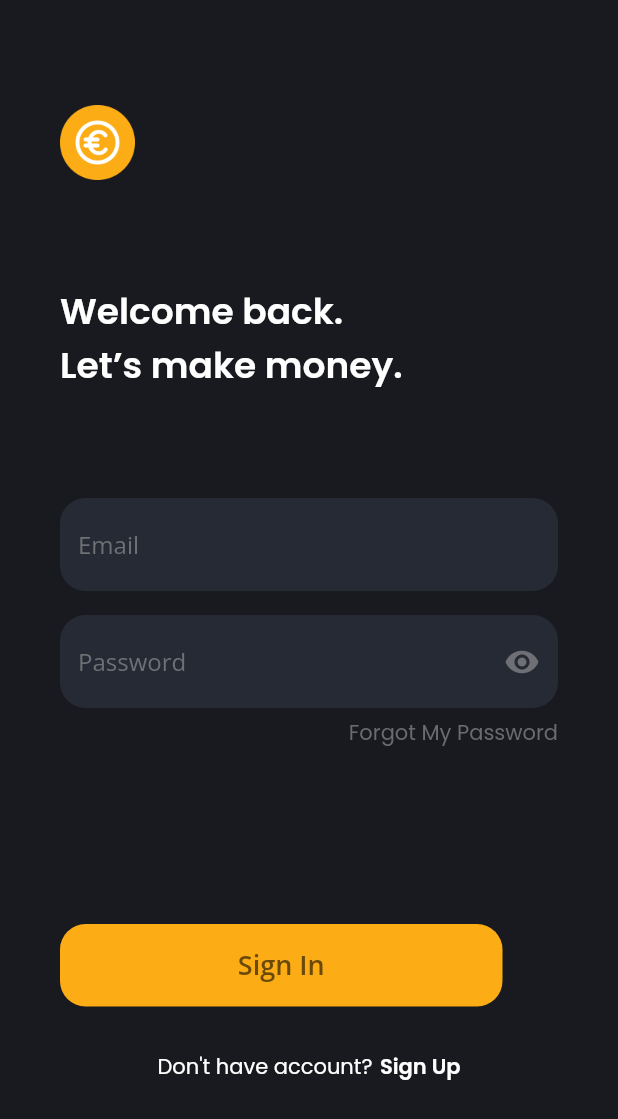
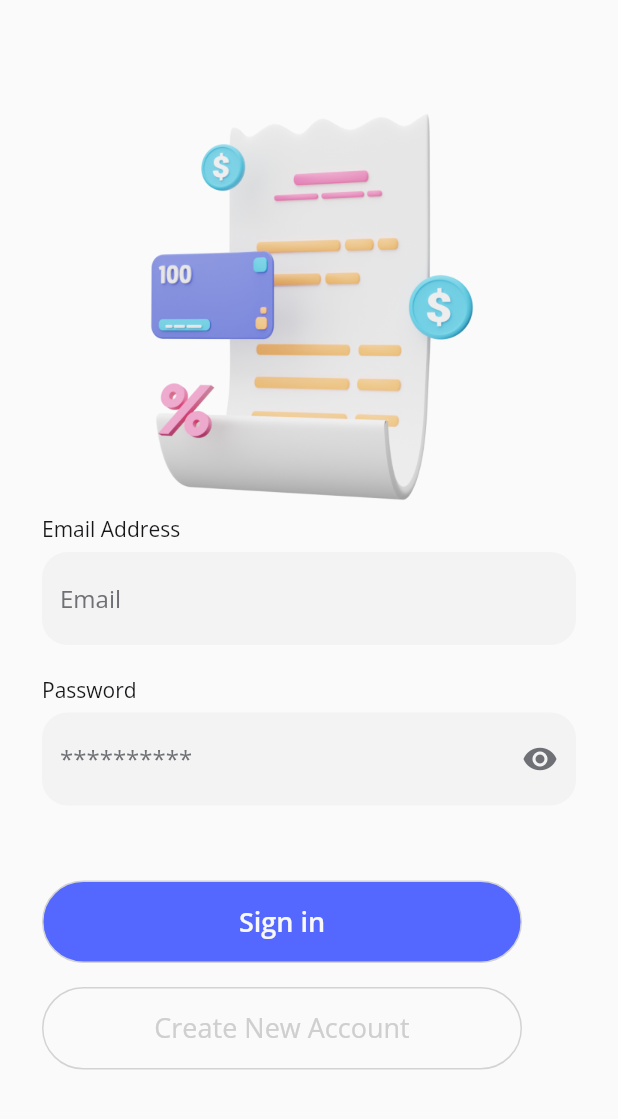
Before and after one commit to khoir-roni/SevenDaysChallange, a Flutter app: the screen it shows after launch, on a phone screen of 412 x 824 dp. Shown: the top 1119 px of the screen. Run offline on Flutter 3.47's test engine with Material 2 defaults, Android fonts, the light colour scheme and no system bars; our stand-ins replace google_fonts.

Commit message:
Sign in Tema terang

```diff
--- a/lib/designSystem/widget_fonts.dart
+++ b/lib/designSystem/Thames.dart
@@ -12,3 +12,15 @@ TextStyle SubTitle = GoogleFonts.poppins(
   fontSize: 16,
   fontWeight: FontWeight.normal,
 );
+
+TextStyle SignInTextStyle = GoogleFonts.openSans(
+  color: Color(0xffF8F8F8),
+  fontSize: 18,
+  fontWeight: FontWeight.w600,
+);
+
+TextStyle NewAccountTextStyle = GoogleFonts.openSans(
+  color: Color(0xFFCFCFCF),
+  fontSize: 18,
+  fontWeight: FontWeight.normal,
+);
--- a/lib/main.dart
+++ b/lib/main.dart
@@ -3,6 +3,7 @@ import 'package:seven_day/pages/first_splast.dart';
 import 'package:seven_day/pages/fist_singin.dart';
 import 'package:seven_day/pages/get_started_page.dart';
 import 'package:seven_day/pages/second_splash.dart';
+import 'package:seven_day/pages/v2_first_sign_in.dart';
 import 'package:seven_day/pages/v2_get_started_screen.dart';
 
 void main() => runApp(SevenDays());
@@ -14,7 +15,7 @@ class SevenDays extends StatelessWidget {
     return MaterialApp(
       debugShowCheckedModeBanner: false,
       title: 'Flutter Demo',
-      home: FIstSignin(),
+      home: BrightSignIn(),
     );
   }
 }
--- a/lib/pages/fist_singin.dart
+++ b/lib/pages/fist_singin.dart
@@ -118,6 +118,7 @@ class FIstSignin extends StatelessWidget {
                   backgroundColor: Color(0xffFCAC15),
                   shape: RoundedRectangleBorder(
                     borderRadius: BorderRadius.circular(17),
+
                   ),
                 ),
                 child: Text(
--- a/lib/pages/get_started_page.dart
+++ b/lib/pages/get_started_page.dart
@@ -1,5 +1,5 @@
 import 'package:flutter/material.dart';
-import 'package:seven_day/designSystem/widget_fonts.dart';
+import 'package:seven_day/designSystem/Thames.dart';
 
 class GetStartedPage extends StatelessWidget {
   @override
--- /dev/null
+++ b/lib/pages/v2_first_sign_in.dart
@@ -0,0 +1,115 @@
+import 'package:flutter/material.dart';
+import 'package:google_fonts/google_fonts.dart';
+import 'package:seven_day/designSystem/Thames.dart';
+
+class BrightSignIn extends StatelessWidget {
+  // widget form isian
+  Widget formText(String label, String hint) {
+    return Column(
+      crossAxisAlignment: CrossAxisAlignment.start,
+      children: [
+        Text(
+          label,
+          style: GoogleFonts.openSans(
+            color: Color(0xff17171A),
+            fontSize: 14,
+          ),
+        ),
+        SizedBox(
+          height: 6,
+        ),
+        TextField(
+          obscureText: label == 'Password' ? true : false,
+          style: GoogleFonts.openSans(
+              textStyle: TextStyle(
+            fontSize: 14,
+            color: Color(0xFF000000),
+          )),
+          decoration: InputDecoration(
+            fillColor: Color(0xffF3F3F3),
+            filled: true,
+            border: OutlineInputBorder(
+              borderRadius: BorderRadius.circular(17),
+              borderSide: BorderSide.none,
+            ),
+            // labelText: 'Email',
+            hintText: hint,
+            hintStyle: GoogleFonts.openSans(
+              textStyle: TextStyle(
+                color: Color(0xff6F7075),
+                fontSize: 16,
+              ),
+            ),
+            suffixIcon: label == 'Password'
+                ? Icon(
+                    Icons.visibility,
+                    color: Color(0xff6F7075),
+                  )
+                : null,
+            hoverColor: Color(0xffFFFFFF),
+          ),
+        ),
+      ],
+    );
+  }
+
+// Widget tombol
+  Widget btnWidget(style, text, color) {
+    return Container(
+      height: 55,
+      width: 320,
+      decoration: BoxDecoration(
+        borderRadius: BorderRadius.circular(60.0),
+        color: Color(color),
+        border: Border.all(
+          color: Color(0xffD3D3D3),
+          width: 1,
+        ),
+      ),
+      child: Center(
+          child: Text(
+        text,
+        style: style,
+      )),
+    );
+  }
+
+  @override
+  Widget build(BuildContext context) {
+    return Scaffold(
+      body: SingleChildScrollView(
+        child: Padding(
+          padding: const EdgeInsets.only(
+            top: 64,
+            left: 28,
+            right: 28,
+          ),
+          child: Column(
+            crossAxisAlignment: CrossAxisAlignment.start,
+            children: [
+              Center(
+                child: Image.asset(
+                  'assets/list.png',
+                  height: 279,
+                ),
+              ),
+              formText('Email Address', 'Email'),
+              SizedBox(
+                height: 20,
+              ),
+              formText('Password', '**********'),
+              SizedBox(
+                height: 50,
+              ),
+              btnWidget(SignInTextStyle, 'Sign in', 0xff5468FF),
+              SizedBox(
+                height: 16,
+              ),
+              btnWidget(NewAccountTextStyle, 'Create New Account', 0x00FFFFFF),
+            ],
+          ),
+        ),
+      ),
+    );
+  }
+}
```
